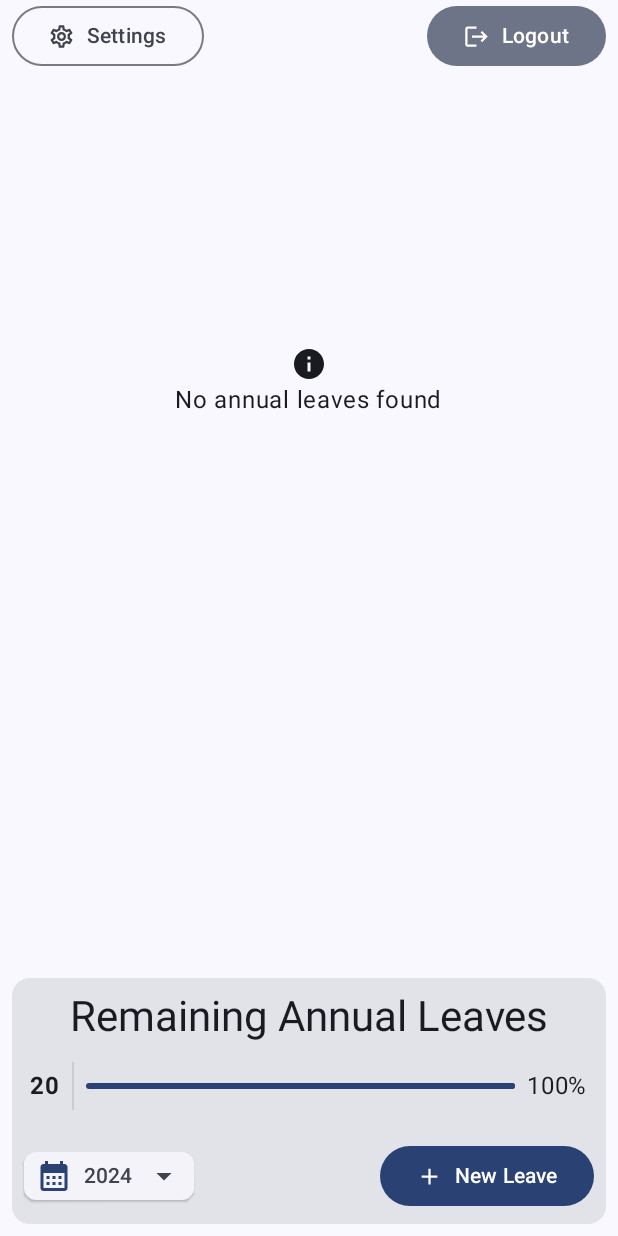
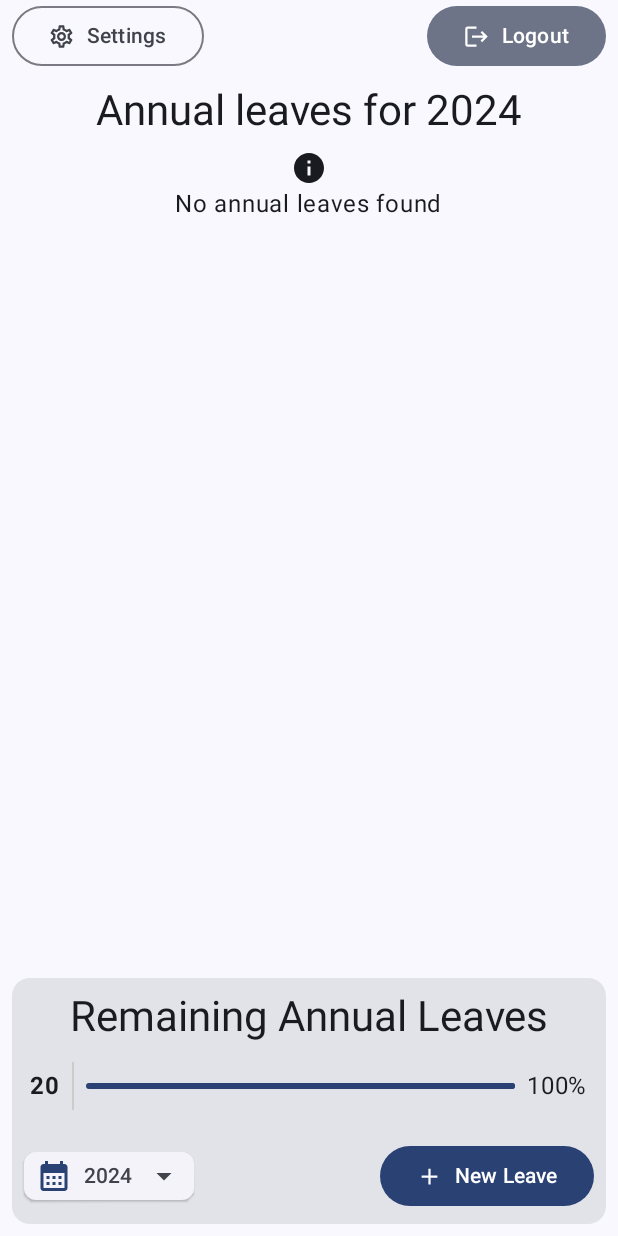
Before and after one commit to panosdim/Annual-Leaves, an Android app built with Jetpack Compose: the screen it shows after launch once a user with an empty profile is signed in (MainActivity), on a phone screen of 412 x 824 dp. Run offline under Robolectric (Android 15) with nearby library versions, the phone set to English and light mode, and no system bars; our stand-ins replace Firebase (no records; nobody signed in at launch, a user with empty details on screens opened directly).

Commit message:
Fix Main Screen UI

```diff
--- a/app/src/main/java/com/panosdim/annualleaves/ui/MainScreen.kt
+++ b/app/src/main/java/com/panosdim/annualleaves/ui/MainScreen.kt
@@ -64,6 +64,7 @@ import com.panosdim.annualleaves.R
 import com.panosdim.annualleaves.data.MainViewModel
 import com.panosdim.annualleaves.paddingLarge
 import com.panosdim.annualleaves.paddingSmall
+import com.panosdim.annualleaves.utils.formatDate
 import kotlinx.coroutines.launch
 import java.time.LocalDate
 import kotlin.math.roundToInt
@@ -72,6 +73,7 @@ import kotlin.math.roundToInt
 @Composable
 fun MainScreen(onComplete: BroadcastReceiver) {
     val context = LocalContext.current
+    val resources = context.resources
     val viewModel: MainViewModel = viewModel()
     val listState = rememberLazyListState()
     val today = LocalDate.now()
@@ -107,7 +109,7 @@ fun MainScreen(onComplete: BroadcastReceiver) {
                 .systemBarsPadding()
                 .imePadding(),
             horizontalAlignment = Alignment.CenterHorizontally,
-            verticalArrangement = Arrangement.SpaceBetween
+            verticalArrangement = Arrangement.Top
         ) {
             Row(
                 modifier = Modifier
@@ -155,6 +157,18 @@ fun MainScreen(onComplete: BroadcastReceiver) {
                 }
             }
 
+            Text(
+                modifier = Modifier
+                    .fillMaxWidth()
+                    .padding(top = paddingLarge),
+                text = resources.getString(
+                    R.string.annual_leaves,
+                    selectedYear.toString()
+                ),
+                textAlign = TextAlign.Center,
+                style = MaterialTheme.typography.headlineMedium,
+            )
+
             // Show Leaves
             LazyColumn(
                 Modifier
@@ -167,7 +181,7 @@ fun MainScreen(onComplete: BroadcastReceiver) {
                         item {
                             ListItem(
                                 headlineContent = {
-                                    Text(it.from + " - " + it.until)
+                                    Text(it.from.formatDate() + " - " + it.until.formatDate())
                                 },
                                 trailingContent = {
                                     Text(
@@ -202,7 +216,7 @@ fun MainScreen(onComplete: BroadcastReceiver) {
                     }
                 }
             }
-            Spacer(Modifier.size(paddingLarge))
+            Spacer(Modifier.weight(1f))
             Card(
                 modifier = Modifier
                     .padding(paddingLarge)
@@ -239,7 +253,7 @@ fun MainScreen(onComplete: BroadcastReceiver) {
                         )
                         Text(
                             modifier = Modifier.padding(paddingSmall),
-                            text = "${(calculateRemainingAnnualLeaves().toDouble() / totalAnnualLeaves.value.toDouble()).roundToInt() * 100}%"
+                            text = "${((calculateRemainingAnnualLeaves().toFloat() / totalAnnualLeaves.value.toFloat()) * 100).roundToInt()}%"
                         )
                     }
 
--- a/app/src/main/java/com/panosdim/annualleaves/ui/OutlinedDateRangePicker.kt
+++ b/app/src/main/java/com/panosdim/annualleaves/ui/OutlinedDateRangePicker.kt
@@ -31,9 +31,9 @@ import androidx.compose.ui.window.DialogProperties
 import com.panosdim.annualleaves.R
 import com.panosdim.annualleaves.paddingLarge
 import com.panosdim.annualleaves.utils.calculateWorkingDays
+import com.panosdim.annualleaves.utils.displayDateFormatter
 import com.panosdim.annualleaves.utils.fromEpochMilli
 import com.panosdim.annualleaves.utils.toLocalDate
-import java.time.format.DateTimeFormatter
 
 @OptIn(ExperimentalMaterial3Api::class)
 @Composable
@@ -118,8 +118,6 @@ fun OutlinedDateRangePicker(
 }
 
 fun showRangeDate(startDateMilli: Long?, endDateMilli: Long?): String {
-    val displayDateFormatter: DateTimeFormatter = DateTimeFormatter.ofPattern("dd MMM yyyy")
-
     if (startDateMilli == null || endDateMilli == null) {
         return ""
     }
--- a/app/src/main/java/com/panosdim/annualleaves/utils/Date.kt
+++ b/app/src/main/java/com/panosdim/annualleaves/utils/Date.kt
@@ -5,7 +5,7 @@ import java.time.format.DateTimeFormatter
 import java.time.format.DateTimeParseException
 
 val dateFormatter: DateTimeFormatter = DateTimeFormatter.ofPattern("yyyy-MM-dd")
-val displayDateFormatter: DateTimeFormatter = DateTimeFormatter.ofPattern("dd-MM-yyyy")
+val displayDateFormatter: DateTimeFormatter = DateTimeFormatter.ofPattern("dd MMM yyyy")
 
 fun LocalDate.toEpochMilli(): Long {
     return this.toEpochDay() * (1000 * 60 * 60 * 24)
--- a/app/src/main/res/values/strings.xml
+++ b/app/src/main/res/values/strings.xml
@@ -21,4 +21,5 @@
     <string name="save">Save</string>
     <string name="add_leave_result">Annual leave added successfully</string>
     <string name="generic_error_toast">Something went wrong. Try again.</string>
+    <string name="annual_leaves">Annual leaves for %1$s</string>
 </resources>
```
